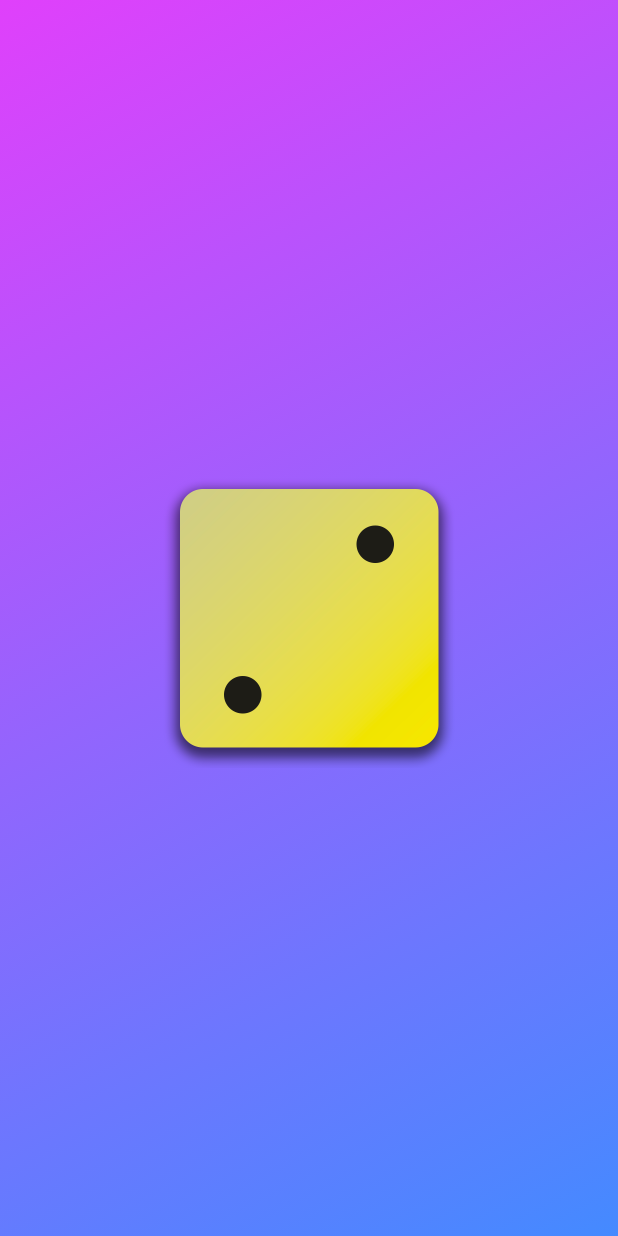
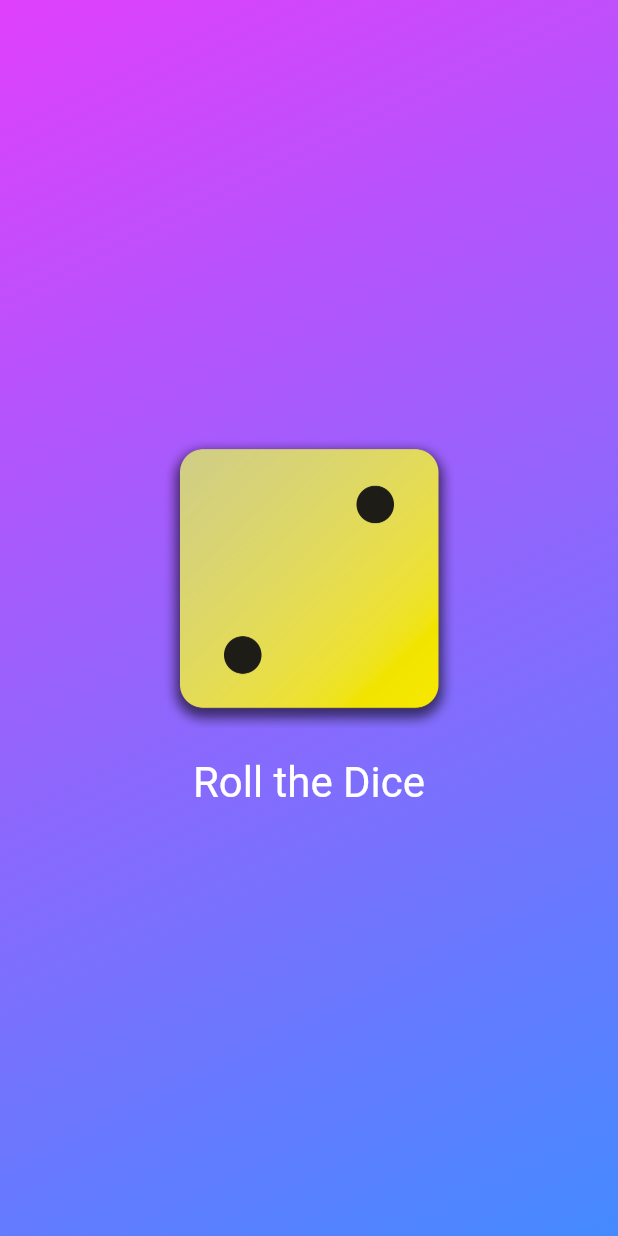
Before and after one commit to Ankitduvedi/DiceFlutter, a Flutter app: the screen it shows after launch, on a phone screen of 412 x 824 dp. Run offline on Flutter 3.47's test engine with Material 2 defaults, Android fonts, the phone set to English and light mode, and no system bars.

Commit message:
image change on click

```diff
--- /dev/null
+++ b/lib/dice_roller.dart
@@ -0,0 +1,44 @@
+import 'package:flutter/material.dart';
+
+class DiceRoller extends StatefulWidget {
+  const DiceRoller({super.key});
+  @override
+  State<DiceRoller> createState() {
+    return _DiceRollerState();
+  }
+}
+
+class _DiceRollerState extends State<DiceRoller> {
+  var activeDiceImage = 'assets/images/dice-2.png';
+  void rollDice() {
+    setState(() {
+
+    activeDiceImage = 'assets/images/dice-4.png';
+    });
+  }
+  @override
+  Widget build(context){
+    return Column(
+          mainAxisSize: MainAxisSize.min,
+          children: [
+            Image.asset(
+              activeDiceImage,
+              width: 200,
+            ),
+            TextButton(
+              onPressed: rollDice,
+              style: TextButton.styleFrom(
+                padding: const EdgeInsets.only(
+                  top: 20,
+                ),
+                foregroundColor: Colors.white,
+                textStyle: const TextStyle(
+                  fontSize: 28,
+                ),
+              ),
+              child: const Text('Roll the Dice'),
+            )
+          ],
+        ) ;
+  }
+}
--- a/lib/gradient_container.dart
+++ b/lib/gradient_container.dart
@@ -1,7 +1,11 @@
+import 'package:app/dice_roller.dart';
 import 'package:flutter/material.dart';
+import 'package:app/dice_roller.dart';
 
 class GradientContainer extends StatelessWidget {
-  const GradientContainer({super.key});
+   const GradientContainer({super.key});
+
+
   @override
   Widget build(context) {
     return Container(
@@ -16,10 +20,7 @@ class GradientContainer extends StatelessWidget {
         ),
       ),
       child: Center(
-        child: Image.asset(
-          'assets/images/dice-2.png',
-          width: 200,
-        ),
+        child: DiceRoller(),
       ),
     );
   }
```
